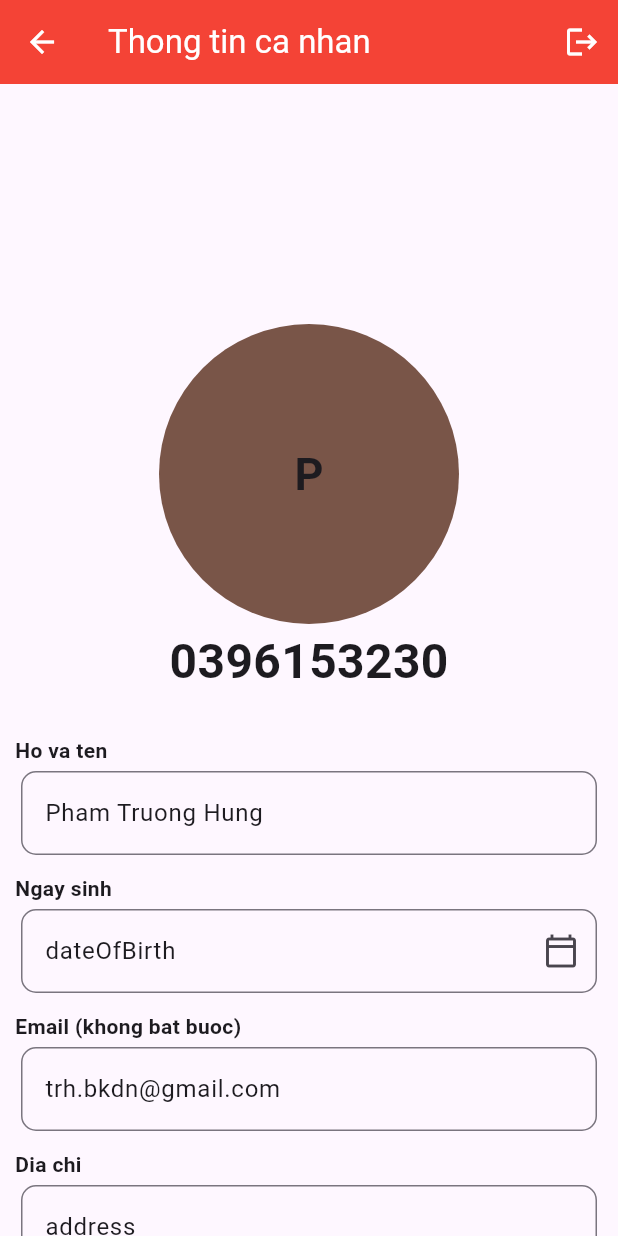
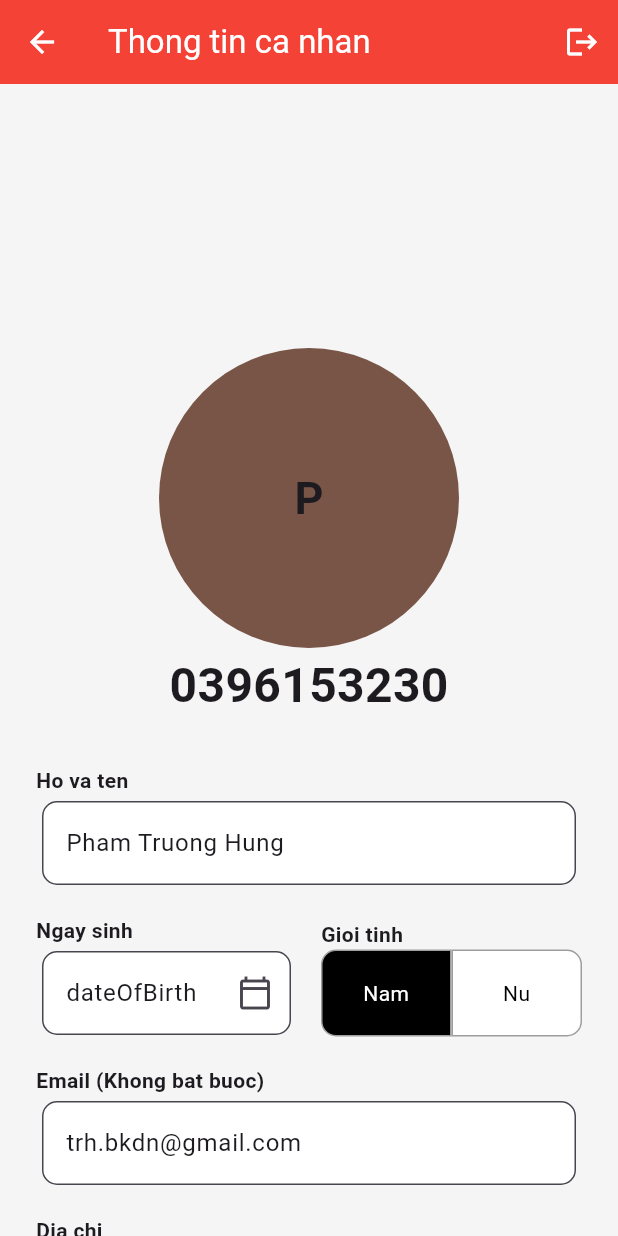
Before and after one commit to PhamTruongHung/flutterCourseTechmaster, a Flutter app: the screen it shows after launch, on a phone screen of 412 x 824 dp. Run offline on Flutter 3.47's test engine with Material 2 defaults, Android fonts, the phone set to English and light mode, and no system bars.

Commit message:
Buoi 11 - Bai 1 (ok)

```diff
--- a/flutter_learning/lib/main.dart
+++ b/flutter_learning/lib/main.dart
@@ -76,10 +76,15 @@ class _MyHomePageState extends State<MyHomePage> {
               ))
         ],
       ),
-      body: Center(
+      body: Container(
+        color: Colors.grey[100],
+        child: Center(
+          child: SingleChildScrollView(
+            child: Padding(
+              padding: const EdgeInsets.all(16.0),
               child: SizedBox(
-          height: double.infinity,
-          width: 400,
+                height: 1000,
+                width: 600,
                 child: Column(
                   crossAxisAlignment: CrossAxisAlignment.center,
                   children: [
@@ -92,7 +97,10 @@ class _MyHomePageState extends State<MyHomePage> {
                       lable: 'Ho va ten',
                       defaultValue: user.name,
                     ),
-              CustomTextField(
+                    Row(
+                      children: [
+                        Expanded(
+                          child: CustomTextField(
                             controller: dateOfBirthControler,
                             lable: 'Ngay sinh',
                             defaultValue: user.dateOfBirth,
@@ -102,9 +110,88 @@ class _MyHomePageState extends State<MyHomePage> {
                                   'Show pop-up to Change date of birth - callBackFucntion!!!');
                             },
                           ),
+                        ),
+                        Expanded(
+                          child: Container(
+                            margin: EdgeInsets.all(8),
+                            alignment: Alignment.topLeft,
+                            height: 78,
+                            child: Column(
+                              crossAxisAlignment: CrossAxisAlignment.start,
+                              children: [
+                                Text(
+                                  'Gioi tinh',
+                                  style: const TextStyle(
+                                      fontSize: 14,
+                                      fontWeight: FontWeight.bold),
+                                ),
+                                Expanded(
+                                  child: Row(
+                                    children: [
+                                      Expanded(
+                                        child: Container(
+                                          alignment: Alignment.center,
+                                          decoration: BoxDecoration(
+                                            color: user.sex == CustomSex.nam
+                                                ? Colors.black
+                                                : Colors.white,
+                                            border:
+                                                Border.all(color: Colors.grey),
+                                            borderRadius: BorderRadius.only(
+                                              topLeft: Radius.circular(10),
+                                              bottomLeft: Radius.circular(10),
+                                            ),
+                                          ),
+                                          height: 100,
+                                          child: Text(
+                                            'Nam',
+                                            style: TextStyle(
+                                              color: user.sex == CustomSex.nam
+                                                  ? Colors.white
+                                                  : Colors.black,
+                                            ),
+                                            textAlign: TextAlign.center,
+                                          ),
+                                        ),
+                                      ),
+                                      Expanded(
+                                        child: Container(
+                                          alignment: Alignment.center,
+                                          decoration: BoxDecoration(
+                                            color: user.sex == CustomSex.nu
+                                                ? Colors.black
+                                                : Colors.white,
+                                            border:
+                                                Border.all(color: Colors.grey),
+                                            borderRadius: BorderRadius.only(
+                                              topRight: Radius.circular(10),
+                                              bottomRight: Radius.circular(10),
+                                            ),
+                                          ),
+                                          height: 100,
+                                          child: Text(
+                                            'Nu',
+                                            style: TextStyle(
+                                              color: user.sex == CustomSex.nu
+                                                  ? Colors.white
+                                                  : Colors.black,
+                                            ),
+                                            textAlign: TextAlign.center,
+                                          ),
+                                        ),
+                                      ),
+                                    ],
+                                  ),
+                                )
+                              ],
+                            ),
+                          ),
+                        )
+                      ],
+                    ),
                     CustomTextField(
                       controller: emailControler,
-                lable: 'Email (khong bat buoc)',
+                      lable: 'Email (Khong bat buoc)',
                       defaultValue: user.email,
                     ),
                     CustomTextField(
@@ -116,7 +203,7 @@ class _MyHomePageState extends State<MyHomePage> {
                       height: 30,
                     ),
                     Container(
-                padding: EdgeInsets.all(8),
+                      margin: EdgeInsets.all(16),
                       alignment: Alignment.center,
                       height: 50,
                       decoration: BoxDecoration(
@@ -145,6 +232,9 @@ class _MyHomePageState extends State<MyHomePage> {
                 ),
               ),
             ),
+          ),
+        ),
+      ),
     );
   }
 }
--- a/flutter_learning/lib/models/text_field.dart
+++ b/flutter_learning/lib/models/text_field.dart
@@ -25,7 +25,7 @@ class CustomTextField extends StatelessWidget {
       controller.text = defaultValue!;
     }
     return Padding(
-      padding: const EdgeInsets.all(4.0),
+      padding: const EdgeInsets.all(8.0),
       child: Column(
         crossAxisAlignment: CrossAxisAlignment.start,
         children: [
@@ -39,6 +39,8 @@ class CustomTextField extends StatelessWidget {
               controller: controller,
               obscureText: obscureText,
               decoration: InputDecoration(
+                filled: true,
+                fillColor: Colors.white,
                 border: const OutlineInputBorder(
                   borderRadius: BorderRadius.all(
                     Radius.circular(10),
```
Lines whose indentation alone changed are shown as unchanged.
